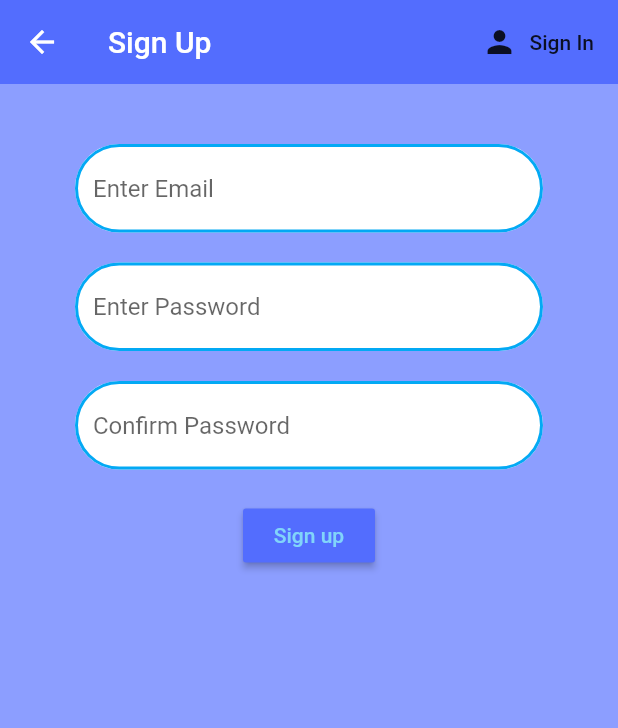
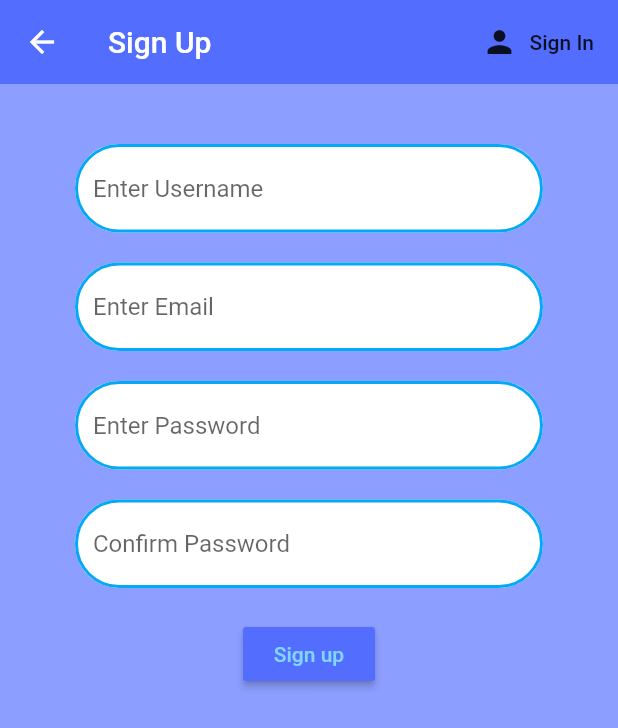
Before and after one commit to aayeshanomani/Localised, a Flutter app: the CustRegister screen opened directly, on a phone screen of 412 x 824 dp. Shown: the top 728 px of the screen. Run offline on Flutter 3.47's test engine with Material 2 defaults, Android fonts, the phone set to English and light mode, and no system bars; our stand-ins replace cloud_firestore, firebase_auth, flutter_spinkit; accounts and stored records are empty.

```diff
--- a/lib/auth.dart
+++ b/lib/auth.dart
@@ -1,4 +1,5 @@
 import 'package:firebase_auth/firebase_auth.dart';
+import 'package:localised/database.dart';
 import 'package:localised/user.dart';
 
 class Auth
@@ -57,7 +58,11 @@ class Auth
     {
       AuthResult result = await _auth.createUserWithEmailAndPassword(email: email, password: password);
       FirebaseUser user = result.user;
+
+      //create new document for the user with uid
+      await Database(uid: user.uid).updateUserData("name","customer", 45, 100);
       return _userFromFirebase(user);
+
     }
     catch(e)
     {
--- a/lib/customer_register.dart
+++ b/lib/customer_register.dart
@@ -21,7 +21,8 @@ class _CustRegisterState extends State<CustRegister> {
   final _formKey = GlobalKey<FormState>();
   bool loading = false;
 
-  String email ="";
+  String uname = "";
+  String email = "";
   String password = "";
   String confirmPassword = "";
   String error = "";
@@ -60,6 +61,18 @@ class _CustRegisterState extends State<CustRegister> {
           (
             children: <Widget>
             [
+              SizedBox(height: 20.0,),
+              TextFormField(
+                decoration: textInputDecoration.copyWith(hintText: 'Enter Username'),
+                onChanged: (val)
+                {
+                  setState(() {
+                    uname = val;
+                  });
+                },
+
+              validator: (val) => val.isEmpty ? 'Username cannot be empty' : null,
+              ),
               SizedBox(height: 20.0,),
               TextFormField(
                 decoration: textInputDecoration.copyWith(hintText: 'Enter Email'),
--- a/pubspec.yaml
+++ b/pubspec.yaml
@@ -27,6 +27,8 @@ dependencies:
   cloud_firestore: ^0.12.9+4
   provider: ^3.1.0
   flutter_spinkit: "^4.0.0"
+  geolocation: ^0.2.1
+  flutter_map:
 
 
 dev_dependencies:
```
Also changed, not shown: lib/database.dart (+22 -0 lines), pubspec.lock.
